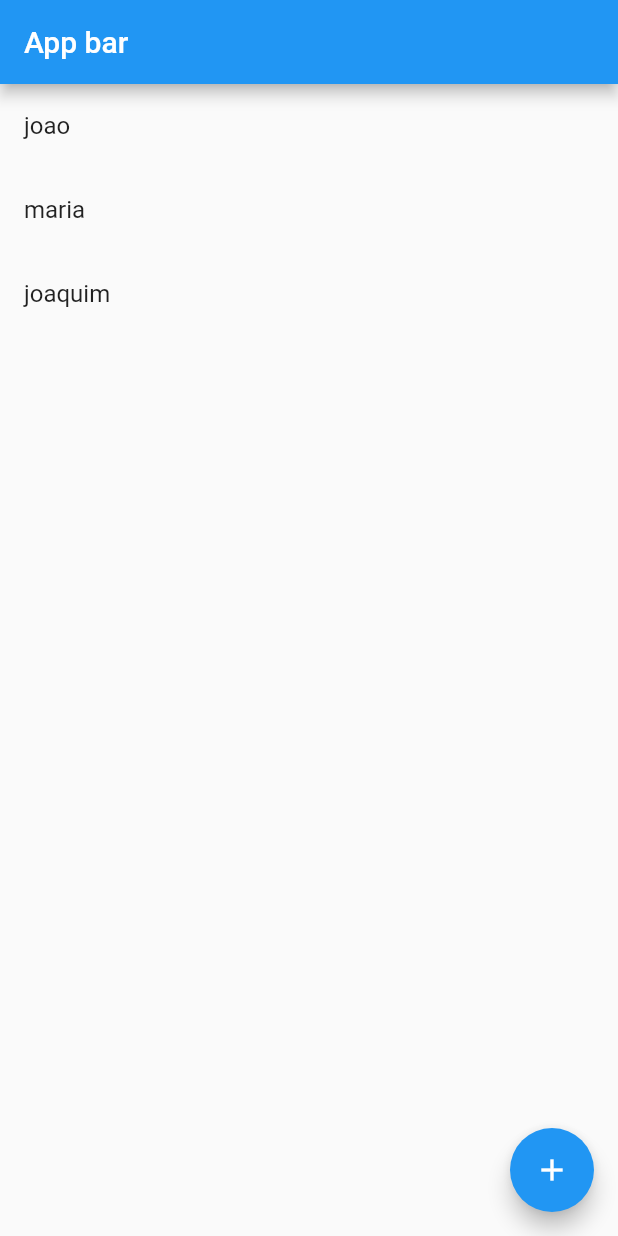
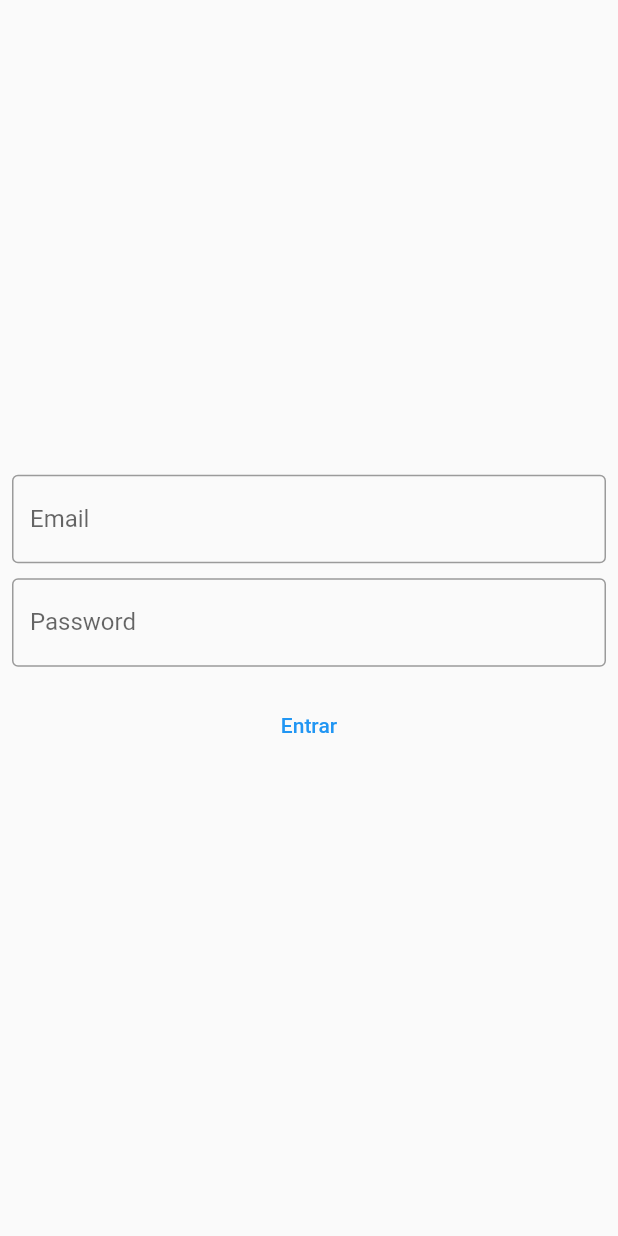
Before and after one commit to gustavocabreira/first_app, a Flutter app: the screen it shows after launch, on a phone screen of 412 x 824 dp. Run offline on Flutter 3.47's test engine with Material 2 defaults, Android fonts, the phone set to English and light mode, and no system bars; our stand-ins replace fluttertoast, shared_preferences.

Commit message:
feat: login

```diff
--- a/lib/myapp.dart
+++ b/lib/myapp.dart
@@ -1,6 +1,8 @@
 
 import 'package:first_app/home_controller.dart';
+import 'package:first_app/pages/login_page.dart';
 import 'package:flutter/material.dart';
+import 'package:shared_preferences/shared_preferences.dart';
 
 import 'home_page.dart';
 
@@ -10,10 +12,14 @@ class MyApp extends StatelessWidget {
   // This widget is the root of your application.
   @override
   Widget build(BuildContext context) {
+    var isLoggedIn = false;
+
+    SharedPreferences.getInstance().then((prefs) {
+      isLoggedIn = prefs.get('token') != null;
+    });
+
     return MaterialApp(
-      home: HomeController(
-        child: const HomePage()
-      ),
+      home: isLoggedIn ? const HomePage() : const LoginPage()
     );
   }
 }
--- /dev/null
+++ b/lib/pages/login_page.dart
@@ -0,0 +1,112 @@
+import 'dart:convert';
+
+import 'package:first_app/home_page.dart';
+import 'package:fluttertoast/fluttertoast.dart';
+import 'package:http/http.dart' as http;
+import 'package:flutter/material.dart';
+import 'package:shared_preferences/shared_preferences.dart';
+
+class LoginPage extends StatefulWidget {
+  const LoginPage({Key? key}) : super(key: key);
+
+  @override
+  State<LoginPage> createState() => _LoginPageState();
+}
+
+class _LoginPageState extends State<LoginPage> {
+
+  String email = '';
+  String password = '';
+  bool performingLogin = false;
+
+  @override
+  Widget build(BuildContext context) {
+    return Material(
+      child: SizedBox(
+        width: double.infinity,
+        height: double.infinity,
+        child: Padding(
+          padding: const EdgeInsets.all(8.0),
+          child: Column(
+            mainAxisAlignment: MainAxisAlignment.center,
+            children: [
+              TextField(
+                onChanged: (value) {
+                  email = value;
+                },
+                keyboardType: TextInputType.emailAddress,
+                decoration: const InputDecoration(
+                  border: OutlineInputBorder(),
+                  labelText: 'Email'
+                ),
+              ),
+              const SizedBox(height: 10.0),
+              TextField(
+                onChanged: (value) {
+                  password = value;
+                },
+                obscureText: true,
+                decoration: const InputDecoration(
+                  border: OutlineInputBorder(),
+                  labelText: 'Password',
+                ),
+              ),
+              const SizedBox(height: 15.0),
+
+              TextButton(onPressed: () {
+                _doLogin();
+              }, child: const Text('Entrar'))
+            ]
+          ),
+        ),
+      )
+    );
+  }
+
+  _doLogin() async {
+
+    if(performingLogin) return false;
+
+    performingLogin = true;
+
+    var response = await http.post(
+      Uri.parse('http://192.168.1.2:8000/api/login'),
+      headers: <String, String> {
+        'Content-Type': 'application/json; charset=UTF-8',
+      },
+      body: jsonEncode(<String, String>{
+        'email': email,
+        'password': password
+      }),
+    );
+
+    performingLogin = false;
+
+    if(response.statusCode == 200) {
+      SharedPreferences.getInstance().then((prefs) {
+
+        var user = jsonDecode(response.body);
+        prefs.setInt('id', user['id']);
+        prefs.setString('name', user['name']);
+        prefs.setString('email', user['email']);
+        prefs.setString('token', user['token']);
+
+        Navigator.of(context).pushReplacement(
+          MaterialPageRoute(builder: (builder) => const HomePage())
+        );
+      });
+
+      return;
+    }
+
+    return Fluttertoast.showToast(
+        msg: "Email e/ou senha incorretos",
+        toastLength: Toast.LENGTH_SHORT,
+        gravity: ToastGravity.CENTER,
+        timeInSecForIosWeb: 1,
+        backgroundColor: Colors.red,
+        textColor: Colors.white,
+        fontSize: 16.0
+    );
+  }
+}
--- a/pubspec.yaml
+++ b/pubspec.yaml
@@ -29,6 +29,9 @@ environment:
 dependencies:
   flutter:
     sdk: flutter
+  http: ^0.13.4
+  shared_preferences:
+  fluttertoast:
 
 
   # The following adds the Cupertino Icons font to your application.
```
Also changed, not shown: lib/CustomObjects/user.dart (added, +15 -0 lines), pubspec.lock.
